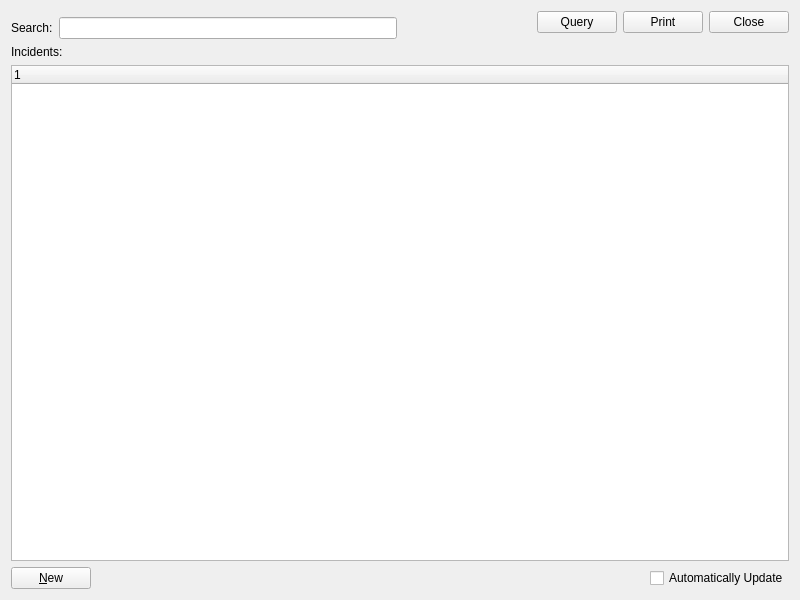
Before: the Qt Designer form xtuple/trunk/guiclient/incidentWorkbench.ui in WooodHead/xtuple, drawn with Qt 5.
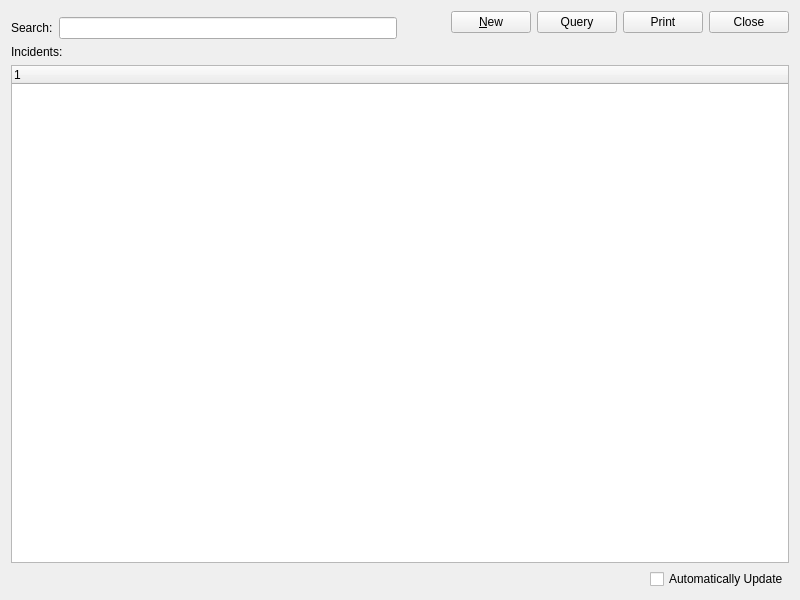
After: the same form once the commit is applied. Custom widgets are drawn as their Qt base class.

Commit message: issue #10904:  Move new button.

The edit to the form file:
```diff
--- a/xtuple/trunk/guiclient/incidentWorkbench.ui
+++ b/xtuple/trunk/guiclient/incidentWorkbench.ui
@@ -66,6 +66,13 @@
          </property>
         </spacer>
        </item>
+       <item>
+        <widget class="QPushButton" name="_new">
+         <property name="text">
+          <string>&amp;New</string>
+         </property>
+        </widget>
+       </item>
        <item>
         <widget class="QPushButton" name="_query">
          <property name="text">
@@ -139,13 +146,6 @@
       </item>
       <item row="2" column="0">
        <layout class="QHBoxLayout" name="horizontalLayout_3">
-        <item>
-         <widget class="QPushButton" name="_new">
-          <property name="text">
-           <string>&amp;New</string>
-          </property>
-         </widget>
-        </item>
         <item>
          <spacer name="horizontalSpacer_4">
           <property name="orientation">
```
